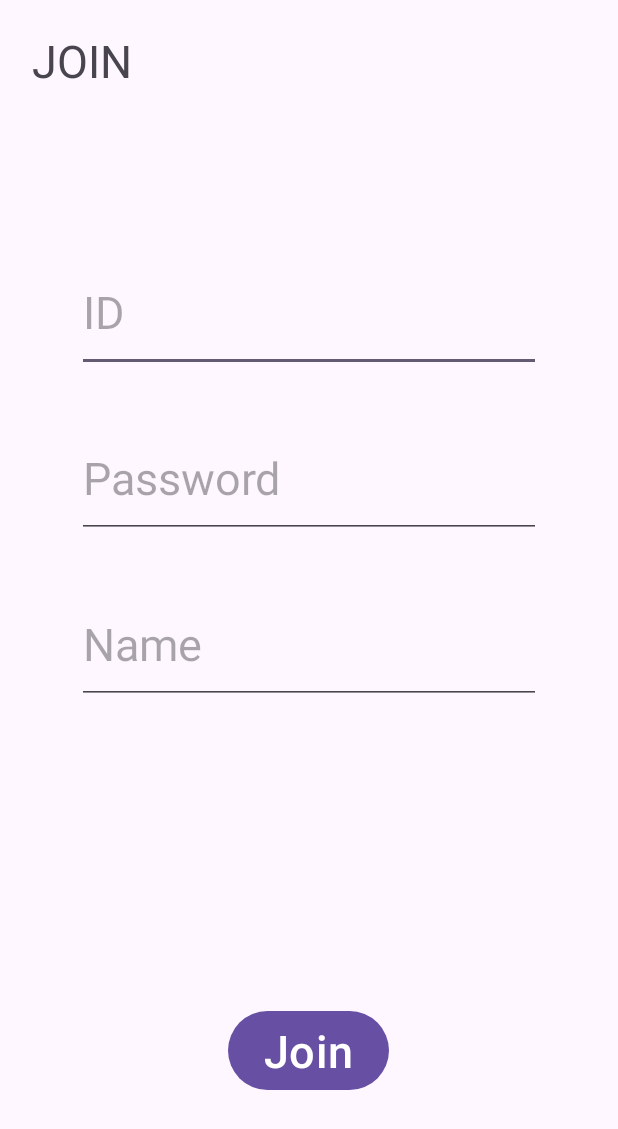
After one commit to team3-hmh/hmhFrontend, an Android app: the layout activity_join.xml on its own in the app's theme, with its tools: preview values and no code run, on a phone screen of 412 x 824 dp. The commit adds this screen. Shown: the top 1129 px of the screen. Run offline under Robolectric (Android 15) with nearby library versions, the phone set to English and light mode, and no system bars.

Commit message:
- Added xml and java class for LoginActivity, JoinActivity. - Edited Manifests.xml: singletask.
- Kim Ho.

```diff
--- a/app/build.gradle
+++ b/app/build.gradle
@@ -42,6 +42,7 @@ android {
 }
 
 dependencies {
+    implementation 'com.sothree.slidinguppanel:library:3.4.0'
     implementation files('libs/libDaumMapAndroid.jar')
     implementation 'androidx.appcompat:appcompat:1.6.1'
     implementation 'com.google.android.material:material:1.9.0'
--- /dev/null
+++ b/app/src/main/res/layout/activity_community.xml
@@ -0,0 +1,6 @@
+<?xml version="1.0" encoding="utf-8"?>
+<androidx.constraintlayout.widget.ConstraintLayout xmlns:android="http://schemas.android.com/apk/res/android"
+    android:layout_width="match_parent"
+    android:layout_height="match_parent">
+
+</androidx.constraintlayout.widget.ConstraintLayout>
--- /dev/null
+++ b/app/src/main/res/layout/activity_join.xml
@@ -0,0 +1,90 @@
+<?xml version="1.0" encoding="utf-8"?>
+<androidx.constraintlayout.widget.ConstraintLayout xmlns:android="http://schemas.android.com/apk/res/android"
+    xmlns:app="http://schemas.android.com/apk/res-auto"
+    android:layout_width="match_parent"
+    android:layout_height="match_parent">
+
+    <LinearLayout
+        android:id="@+id/wholeLayout"
+        android:layout_width="match_parent"
+        android:layout_height="match_parent"
+        android:layout_marginStart="1dp"
+        android:layout_marginEnd="1dp"
+        android:orientation="vertical"
+        android:weightSum="10"
+        app:layout_constraintEnd_toEndOf="parent"
+        app:layout_constraintStart_toStartOf="parent"
+        app:layout_constraintTop_toTopOf="parent">
+
+        <LinearLayout
+            android:id="@+id/topLayout"
+            android:layout_width="match_parent"
+            android:layout_height="0dp"
+            android:layout_weight="7"
+            android:orientation="vertical">
+
+            <TextView
+                android:id="@+id/loginTitle"
+                android:layout_width="wrap_content"
+                android:layout_height="wrap_content"
+                android:layout_marginLeft="20dp"
+                android:layout_marginTop="20dp"
+                android:gravity="center_vertical"
+                android:text="JOIN"
+                android:textSize="30dp" />
+
+            <LinearLayout
+                android:id="@+id/editLayout"
+                android:layout_width="match_parent"
+                android:layout_height="0dp"
+                android:layout_marginHorizontal="50dp"
+                android:layout_weight="7"
+                android:gravity="center"
+                android:orientation="vertical">
+
+                <EditText
+                    android:id="@+id/idText"
+                    android:layout_width="match_parent"
+                    android:layout_height="80dp"
+                    android:hint="ID"
+                    android:textSize="30dp"
+                    android:layout_marginVertical="15dp"/>
+
+                <EditText
+                    android:id="@+id/pwdText"
+                    android:layout_width="match_parent"
+                    android:layout_height="80dp"
+                    android:hint="Password"
+                    android:textSize="30dp"
+                    android:layout_marginVertical="15dp" />
+
+                <EditText
+                    android:id="@+id/nameText"
+                    android:layout_width="match_parent"
+                    android:layout_height="80dp"
+                    android:hint="Name"
+                    android:textSize="30dp"
+                    android:layout_marginVertical="15dp" />
+            </LinearLayout>
+        </LinearLayout>
+
+        <LinearLayout
+            android:id="@+id/bottomLayout"
+            android:layout_width="match_parent"
+            android:layout_height="0dp"
+            android:layout_weight="3"
+            android:gravity="center"
+            android:orientation="horizontal">
+
+            <Button
+                android:id="@+id/joinBtn"
+                android:layout_width="wrap_content"
+                android:layout_height="wrap_content"
+                android:layout_marginHorizontal="50dp"
+                android:text="Join"
+                android:textSize="30dp" />
+
+        </LinearLayout>
+
+    </LinearLayout>
+</androidx.constraintlayout.widget.ConstraintLayout>
```
Also changed, not shown: app/src/main/AndroidManifest.xml (+15 -2 lines), app/src/main/java/kr/example/ttubuckttubuck/CommunityActivity.java (+11 -1 lines), app/src/main/java/kr/example/ttubuckttubuck/JoinActivity.java (added, +23 -0 lines), app/src/main/java/kr/example/ttubuckttubuck/LoginActivity.java (added, +23 -0 lines), app/src/main/java/kr/example/ttubuckttubuck/MainActivity.java (+5 -13 lines), app/src/main/java/kr/example/ttubuckttubuck/MapActivity.java (+14 -0 lines), app/src/main/res/layout/activity_login.xml (added, +88 -0 lines), app/src/main/res/layout/activity_main.xml (+0 -18 lines), app/src/main/res/layout/activity_map.xml (added, +37 -0 lines), build.gradle (+7 -0 lines), app/src/main/res/drawable/go_back_btn.png (added).
